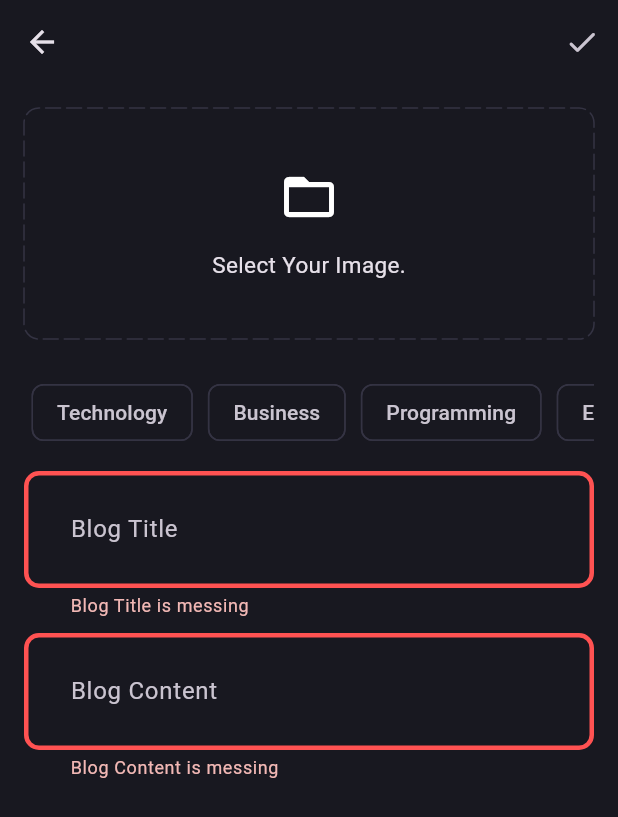
After one commit to mohamedmosilhy/Blog-App, a Flutter app: the AddNewBlogPage screen opened directly, after a tap on the "done" icon, on a phone screen of 412 x 824 dp. The commit adds this screen. Shown: the top 817 px of the screen. Run offline on Flutter 3.47's test engine with Material 3 defaults, Android fonts, the phone set to English and light mode, and no system bars; drawn by our look-alikes of dotted_border; our stand-ins replace flutter_bloc, fpdart, get_it, image_picker, supabase_flutter; accounts and stored records are empty.

Commit message:
add blog feature

```diff
--- a/lib/core/theme/theme.dart
+++ b/lib/core/theme/theme.dart
@@ -10,8 +10,14 @@ class AppTheme {
     appBarTheme: const AppBarTheme(
       backgroundColor: AppPallete.backgroundColor,
     ),
+    chipTheme: const ChipThemeData(
+        color: WidgetStatePropertyAll(AppPallete.backgroundColor),
+        side: BorderSide.none),
     inputDecorationTheme: InputDecorationTheme(
         contentPadding: const EdgeInsets.all(27),
+        border: _border(),
         enabledBorder: _border(),
-          focusedBorder: _border(AppPallete.gradient2)));
+        focusedBorder: _border(AppPallete.gradient2),
+        errorBorder: _border(AppPallete.errorColor)),
+  );
 }
--- a/lib/features/auth/presentation/bloc/auth_bloc.dart
+++ b/lib/features/auth/presentation/bloc/auth_bloc.dart
@@ -1,5 +1,4 @@
 import 'package:blog_app/core/common/cubits/app_user/app_user_cubit.dart';
-import 'package:blog_app/core/errors/failure.dart';
 import 'package:blog_app/core/usecases/usecase.dart';
 import 'package:blog_app/core/common/entities/user.dart';
 import 'package:blog_app/features/auth/domain/usecases/current_user.dart';
--- /dev/null
+++ b/lib/features/blog/data/datasources/blog_remote_data_source.dart
@@ -0,0 +1,41 @@
+import 'dart:io';
+
+import 'package:blog_app/core/errors/exceptions.dart';
+import 'package:blog_app/features/blog/data/models/blog_model.dart';
+import 'package:supabase_flutter/supabase_flutter.dart';
+
+abstract interface class BlogRemoteDataSource {
+  Future<BlogModel> uploadBlog(BlogModel blog);
+  Future<String> uploadBlogImage(
+      {required File image, required BlogModel blog});
+}
+
+class BlogRemoteDataSourceImpl implements BlogRemoteDataSource {
+  final SupabaseClient supabaseClient;
+
+  BlogRemoteDataSourceImpl(this.supabaseClient);
+
+  @override
+  Future<BlogModel> uploadBlog(BlogModel blog) async {
+    try {
+      final blogDate =
+          await supabaseClient.from("blogs").insert(blog.toJson()).select();
+
+      return BlogModel.fromJson(blogDate.first);
+    } catch (e) {
+      throw ServerExceptions(e.toString());
+    }
+  }
+
+  @override
+  Future<String> uploadBlogImage(
+      {required File image, required BlogModel blog}) async {
+    try {
+      await supabaseClient.storage.from("blog_images").upload(blog.id, image);
+
+      return supabaseClient.storage.from("blog_images").getPublicUrl(blog.id);
+    } catch (e) {
+      throw ServerExceptions(e.toString());
+    }
+  }
+}
--- /dev/null
+++ b/lib/features/blog/data/models/blog_model.dart
@@ -0,0 +1,58 @@
+import 'package:blog_app/features/blog/domain/entities/blog.dart';
+
+class BlogModel extends Blog {
+  BlogModel(
+      {required super.posterId,
+      required super.title,
+      required super.content,
+      required super.imageUrl,
+      required super.topics,
+      required super.updatedAt,
+      required super.id});
+
+  Map<String, dynamic> toJson() {
+    return <String, dynamic>{
+      'id': id,
+      'poster_id': posterId,
+      'title': title,
+      'content': content,
+      'image_url': imageUrl,
+      'topics': topics,
+      'updated_at': updatedAt.toIso8601String(),
+    };
+  }
+
+  factory BlogModel.fromJson(Map<String, dynamic> map) {
+    return BlogModel(
+      id: map['id'] as String,
+      posterId: map['poster_id'] as String,
+      title: map['title'] as String,
+      content: map['content'] as String,
+      imageUrl: map['image_url'] as String,
+      topics: List<String>.from(map['topics'] ?? []),
+      updatedAt: map["updated_at"] == null
+          ? DateTime.now()
+          : DateTime.parse(map['updatedAt']),
+    );
+  }
+
+  BlogModel copyWith({
+    String? id,
+    String? posterId,
+    String? title,
+    String? content,
+    String? imageUrl,
+    List<String>? topics,
+    DateTime? updatedAt,
+  }) {
+    return BlogModel(
+      id: id ?? this.id,
+      posterId: posterId ?? this.posterId,
+      title: title ?? this.title,
+      content: content ?? this.content,
+      imageUrl: imageUrl ?? this.imageUrl,
+      topics: topics ?? this.topics,
+      updatedAt: updatedAt ?? this.updatedAt,
+    );
+  }
+}
--- /dev/null
+++ b/lib/features/blog/data/repositories/blog_repository_impl.dart
@@ -0,0 +1,46 @@
+import 'dart:io';
+
+import 'package:blog_app/core/errors/exceptions.dart';
+import 'package:blog_app/core/errors/failure.dart';
+import 'package:blog_app/features/blog/data/datasources/blog_remote_data_source.dart';
+import 'package:blog_app/features/blog/data/models/blog_model.dart';
+import 'package:blog_app/features/blog/domain/entities/blog.dart';
+import 'package:blog_app/features/blog/domain/repositories/blog_repository.dart';
+import 'package:fpdart/fpdart.dart';
+import 'package:uuid/uuid.dart';
+
+class BlogRepositoryImpl implements BlogRepository {
+  final BlogRemoteDataSource blogRemoteDataSource;
+
+  BlogRepositoryImpl(this.blogRemoteDataSource);
+
+  @override
+  Future<Either<Failure, Blog>> uploadBlog(
+      {required File image,
+      required String title,
+      required String content,
+      required String posterId,
+      required List<String> topics}) async {
+    try {
+      BlogModel blogModel = BlogModel(
+          posterId: posterId,
+          title: title,
+          content: content,
+          imageUrl: "",
+          topics: topics,
+          updatedAt: DateTime.now(),
+          id: const Uuid().v1());
+
+      final imageUrl = await blogRemoteDataSource.uploadBlogImage(
+          image: image, blog: blogModel);
+
+      blogModel = blogModel.copyWith(imageUrl: imageUrl);
+
+      final uploadedBlog = await blogRemoteDataSource.uploadBlog(blogModel);
+
+      return right(uploadedBlog);
+    } on ServerExceptions catch (e) {
+      return left(Failure(e.message));
+    }
+  }
+}
--- /dev/null
+++ b/lib/features/blog/domain/entities/blog.dart
@@ -0,0 +1,21 @@
+// ignore_for_file: public_member_api_docs, sort_constructors_first
+import 'dart:convert';
+
+class Blog {
+  final String id;
+  final String posterId;
+  final String title;
+  final String content;
+  final String imageUrl;
+  final List<String> topics;
+  final DateTime updatedAt;
+  Blog({
+    required this.id,
+    required this.posterId,
+    required this.title,
+    required this.content,
+    required this.imageUrl,
+    required this.topics,
+    required this.updatedAt,
+  });
+}
--- /dev/null
+++ b/lib/features/blog/domain/repositories/blog_repository.dart
@@ -0,0 +1,15 @@
+import 'dart:io';
+
+import 'package:blog_app/core/errors/failure.dart';
+import 'package:blog_app/features/blog/domain/entities/blog.dart';
+import 'package:fpdart/fpdart.dart';
+
+abstract interface class BlogRepository {
+  Future<Either<Failure, Blog>> uploadBlog({
+    required File image,
+    required String title,
+    required String content,
+    required String posterId,
+    required List<String> topics,
+  });
+}
--- /dev/null
+++ b/lib/features/blog/domain/usecases/upload_blog.dart
@@ -0,0 +1,38 @@
+import 'dart:io';
+
+import 'package:blog_app/core/errors/failure.dart';
+import 'package:blog_app/core/usecases/usecase.dart';
+import 'package:blog_app/features/blog/domain/entities/blog.dart';
+import 'package:blog_app/features/blog/domain/repositories/blog_repository.dart';
+import 'package:fpdart/fpdart.dart';
+
+class UploadBlog implements Usecase<Blog, UploadBlogParams> {
+  final BlogRepository blogRepository;
+
+  UploadBlog(this.blogRepository);
+
+  @override
+  Future<Either<Failure, Blog>> call(UploadBlogParams params) async {
+    return await blogRepository.uploadBlog(
+        image: params.image,
+        title: params.title,
+        content: params.content,
+        posterId: params.posterId,
+        topics: params.topics);
+  }
+}
+
+class UploadBlogParams {
+  final String posterId;
+  final String title;
+  final String content;
+  final File image;
+  final List<String> topics;
+
+  UploadBlogParams(
+      {required this.posterId,
+      required this.title,
+      required this.content,
+      required this.image,
+      required this.topics});
+}
--- /dev/null
+++ b/lib/features/blog/presentation/bloc/blog_bloc.dart
@@ -0,0 +1,28 @@
+import 'dart:io';
+
+import 'package:blog_app/features/blog/domain/usecases/upload_blog.dart';
+import 'package:flutter/material.dart';
+import 'package:flutter_bloc/flutter_bloc.dart';
+
+part 'blog_event.dart';
+part 'blog_state.dart';
+
+class BlogBloc extends Bloc<BlogEvent, BlogState> {
+  final UploadBlog uploadBlog;
+  BlogBloc(this.uploadBlog) : super(BlogInitial()) {
+    on<BlogEvent>((event, emit) => emit(BlogLoading()));
+
+    on<BlogUpload>(_blogUpload);
+  }
+
+  void _blogUpload(BlogUpload event, Emitter<BlogState> emit) async {
+    final res = await uploadBlog(UploadBlogParams(
+        posterId: event.posterId,
+        title: event.title,
+        content: event.content,
+        image: event.image,
+        topics: event.topics));
+
+    res.fold((l) => emit(BlogFailure(l.message)), (r) => emit(BlogSuccess()));
+  }
+}
--- /dev/null
+++ b/lib/features/blog/presentation/bloc/blog_event.dart
@@ -0,0 +1,19 @@
+part of 'blog_bloc.dart';
+
+@immutable
+sealed class BlogEvent {}
+
+final class BlogUpload extends BlogEvent {
+  final String posterId;
+  final String title;
+  final String content;
+  final File image;
+  final List<String> topics;
+
+  BlogUpload(
+      {required this.posterId,
+      required this.title,
+      required this.content,
+      required this.image,
+      required this.topics});
+}
--- /dev/null
+++ b/lib/features/blog/presentation/bloc/blog_state.dart
@@ -0,0 +1,15 @@
+part of 'blog_bloc.dart';
+
+@immutable
+sealed class BlogState {}
+
+final class BlogInitial extends BlogState {}
+
+final class BlogLoading extends BlogState {}
+
+final class BlogFailure extends BlogState {
+  final String error;
+  BlogFailure(this.error);
+}
+
+final class BlogSuccess extends BlogState {}
--- /dev/null
+++ b/lib/features/blog/presentation/pages/add_new_blog_page.dart
@@ -0,0 +1,204 @@
+import 'dart:io';
+
+import 'package:blog_app/core/common/cubits/app_user/app_user_cubit.dart';
+import 'package:blog_app/core/common/widgets/loader.dart';
+import 'package:blog_app/core/theme/app_pallete.dart';
+import 'package:blog_app/core/utils/pick_image.dart';
+import 'package:blog_app/core/utils/show_snackbar.dart';
+import 'package:blog_app/features/blog/presentation/bloc/blog_bloc.dart';
+import 'package:blog_app/features/blog/presentation/pages/blog_page.dart';
+import 'package:blog_app/features/blog/presentation/widgets/blog_editor.dart';
+import 'package:dotted_border/dotted_border.dart';
+import 'package:flutter/material.dart';
+import 'package:flutter_bloc/flutter_bloc.dart';
+
+class AddNewBlogPage extends StatefulWidget {
+  const AddNewBlogPage({super.key});
+
+  static route() =>
+      MaterialPageRoute(builder: (context) => const AddNewBlogPage());
+
+  @override
+  State<AddNewBlogPage> createState() => _AddNewBlogPageState();
+}
+
+class _AddNewBlogPageState extends State<AddNewBlogPage> {
+  final titleController = TextEditingController();
+  final contentController = TextEditingController();
+
+  final formkey = GlobalKey<FormState>();
+
+  File? image;
+
+  List<String> selectedTopics = [];
+
+  void uploadBlog() {
+    if (formkey.currentState!.validate() &&
+        selectedTopics.isNotEmpty &&
+        image != null) {
+      final posterId =
+          (context.read<AppUserCubit>().state as AppUserLoggedIn).user.id;
+      context.read<BlogBloc>().add(BlogUpload(
+          posterId: posterId,
+          title: titleController.text.trim(),
+          content: contentController.text.trim(),
+          image: image!,
+          topics: selectedTopics));
+    }
+  }
+
+  void selectImage() async {
+    final pickedImage = await pickImage();
+    if (pickedImage != null) {
+      setState(() {
+        image = pickedImage;
+      });
+    }
+  }
+
+  @override
+  void dispose() {
+    titleController.dispose();
+    contentController.dispose();
+    super.dispose();
+  }
+
+  @override
+  Widget build(BuildContext context) {
+    return Scaffold(
+      appBar: AppBar(
+        actions: [
+          IconButton(
+              onPressed: () {
+                uploadBlog();
+              },
+              icon: const Icon(Icons.done_rounded))
+        ],
+      ),
+      body: BlocConsumer<BlogBloc, BlogState>(
+        listener: (context, state) {
+          if (state is BlogFailure) {
+            showSnackBar(context, state.error);
+          } else {
+            Navigator.pushAndRemoveUntil(
+                context, BlogPage.route(), (route) => false);
+          }
+        },
+        builder: (context, state) {
+          if (state is BlogLoading) {
+            return const Loader();
+          }
+          return SingleChildScrollView(
+            child: Padding(
+              padding: const EdgeInsets.all(16.0),
+              child: Form(
+                key: formkey,
+                child: Column(
+                  children: [
+                    image != null
+                        ? GestureDetector(
+                            onTap: selectImage,
+                            child: SizedBox(
+                              height: 150,
+                              width: double.infinity,
+                              child: ClipRect(
+                                child: Image.file(
+                                  image!,
+                                  fit: BoxFit.cover,
+                                ),
+                              ),
+                            ),
+                          )
+                        : GestureDetector(
+                            onTap: () {
+                              selectImage();
+                            },
+                            child: DottedBorder(
+                              color: AppPallete.borderColor,
+                              dashPattern: const [10, 4],
+                              radius: const Radius.circular(10),
+                              borderType: BorderType.RRect,
+                              strokeCap: StrokeCap.round,
+                              child: Container(
+                                height: 150,
+                                width: double.infinity,
+                                child: const Column(
+                                  mainAxisAlignment: MainAxisAlignment.center,
+                                  children: [
+                                    Icon(
+                                      Icons.folder_open,
+                                      size: 40,
+                                    ),
+                                    SizedBox(
+                                      height: 15,
+                                    ),
+                                    Text(
+                                      "Select Your Image.",
+                                      style: TextStyle(fontSize: 15),
+                                    )
+                                  ],
+                                ),
+                              ),
+                            ),
+                          ),
+                    const SizedBox(
+                      height: 20,
+                    ),
+                    SingleChildScrollView(
+                      scrollDirection: Axis.horizontal,
+                      child: Row(
+                        children: [
+                          "Technology",
+                          "Business",
+                          "Programming",
+                          "Entertainment"
+                        ]
+                            .map((e) => Padding(
+                                  padding: const EdgeInsets.all(5.0),
+                                  child: GestureDetector(
+                                    onTap: () {
+                                      if (selectedTopics.contains(e)) {
+                                        selectedTopics.remove(e);
+                                      } else {
+                                        selectedTopics.add(e);
+                                      }
+                                      setState(() {});
+                                    },
+                                    child: Chip(
+                                      label: Text(e),
+                                      color: selectedTopics.contains(e)
+                                          ? const WidgetStatePropertyAll(
+                                              AppPallete.gradient1)
+                                          : null,
+                                      side: selectedTopics.contains(e)
+                                          ? null
+                                          : const BorderSide(
+                                              color: AppPallete.borderColor),
+                                    ),
+                                  ),
+                                ))
+                            .toList(),
+                      ),
+                    ),
+                    const SizedBox(
+                      height: 10,
+                    ),
+                    BlogEditor(
+                        textControlller: titleController,
+                        hintText: "Blog Title"),
+                    const SizedBox(
+                      height: 10,
+                    ),
+                    BlogEditor(
+                        textControlller: contentController,
+                        hintText: "Blog Content")
+                  ],
+                ),
+              ),
+            ),
+          );
+        },
+      ),
+    );
+  }
+}
--- /dev/null
+++ b/lib/features/blog/presentation/widgets/blog_editor.dart
@@ -0,0 +1,23 @@
+import 'package:flutter/material.dart';
+
+class BlogEditor extends StatelessWidget {
+  final TextEditingController textControlller;
+  final String hintText;
+  const BlogEditor(
+      {super.key, required this.textControlller, required this.hintText});
+
+  @override
+  Widget build(BuildContext context) {
+    return TextFormField(
+      controller: textControlller,
+      decoration: InputDecoration(hintText: hintText),
+      maxLines: null,
+      validator: (value) {
+        if (value!.isEmpty) {
+          return '$hintText is messing';
+        }
+        return null;
+      },
+    );
+  }
+}
--- a/pubspec.yaml
+++ b/pubspec.yaml
@@ -39,6 +39,9 @@ dependencies:
   supabase_flutter: ^2.5.6
   flutter_bloc: ^8.1.6
   get_it: ^7.7.0
+  dotted_border: ^2.1.0
+  image_picker: ^1.1.2
+  uuid: ^4.4.0
 
 dev_dependencies:
   flutter_test:
```
Also changed, not shown: lib/core/utils/pick_image.dart (added, +15 -0 lines), lib/features/auth/presentation/pages/login_page.dart (+5 -2 lines), lib/features/auth/presentation/pages/signup_page.dart (+5 -2 lines), lib/features/blog/presentation/pages/blog_page.dart (added, +26 -0 lines), lib/init_dependencies.dart (+22 -2 lines), lib/main.dart (+5 -6 lines), pubspec.lock, 6 other files. Lines whose indentation alone changed are shown as unchanged.
